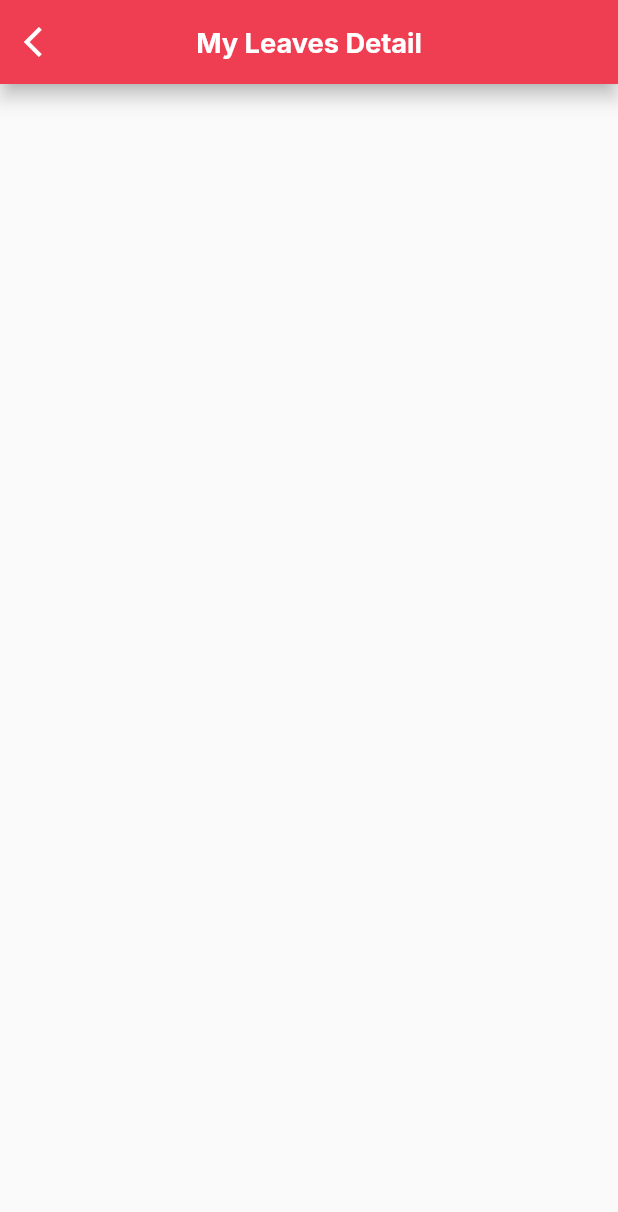
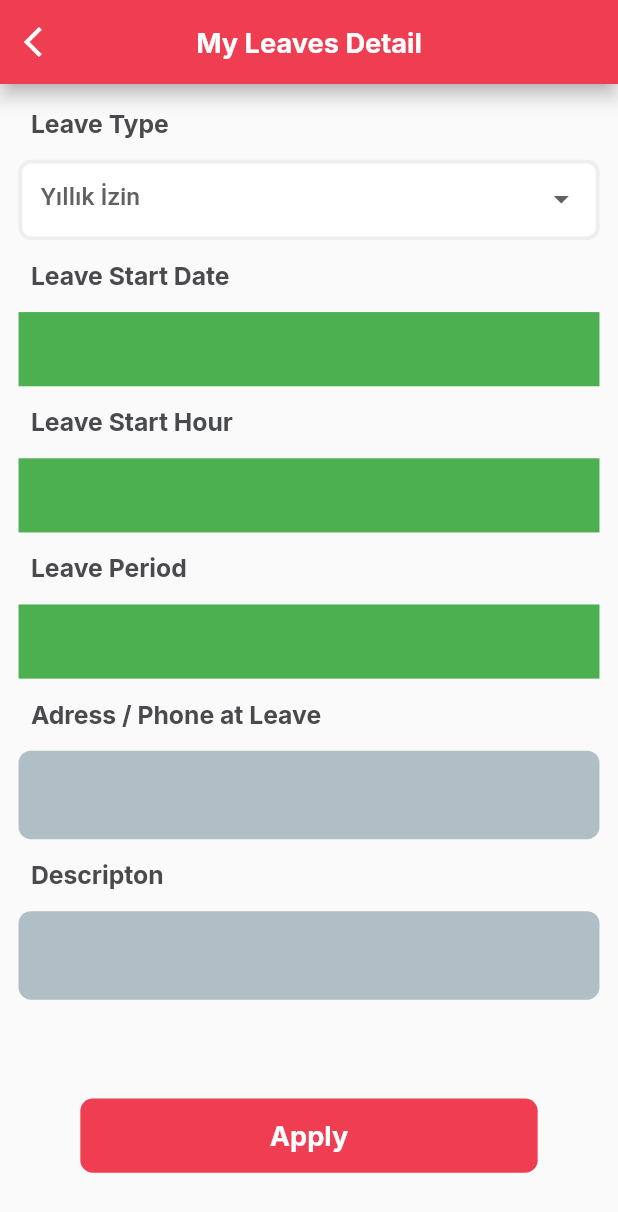
Before and after one commit to TarkanKara/Sun_IK_App, a Flutter app: the MyLeavesDetailView screen opened by its route, on a phone screen of 412 x 824 dp. Shown: the top 1212 px of the screen. Run offline on Flutter 3.47's test engine with Material 2 defaults, Android fonts, the phone set to English and light mode, and no system bars; our stand-ins replace get, get_storage, google_fonts, responsive_sizer, share_plus; missing offline and left inert: open_file_plus, syncfusion_flutter_pdfviewer; accounts and stored records are empty.

Commit message:
myLeavesDetail || UI on progress

```diff
--- a/lib/app/modules/my_leaves_detail/my_leaves_detail_controller.dart
+++ b/lib/app/modules/my_leaves_detail/my_leaves_detail_controller.dart
@@ -13,4 +13,25 @@ class MyLeavesDetailController extends GetxController {
     print("MyLeaves Detail Yüklendi");
     super.onInit();
   }
+
+ RxString leaveTypeDropdownValue =  "Yıllık İzin".obs;
+ dropDownValues(String value) {
+    leaveTypeDropdownValue.value = value;
+  }
+
+  RxList<String> company = [
+    "Yıllık İzin",
+    "İdari İzin",
+    "Ücretsiz İzin",
+    "Nikah + Düğün",
+    "Eşin Doğum Yapması",
+    "Çocuğun Evlenmesi Halinde",
+    "Çocuğun Sünneti",
+    "Yangın,Sel,Deprem Vb Doğal Afet Halinde",
+    "Çalışanın Eşi Veya Çocuğunun Ölümü Halinde",
+    "Anne Baba Kardeş Ölümü Halinde",
+    "Torun Büyükanne Büyükbaba Ölümü Halinde",
+    "Eşin Anne Ve Babasının Ölümü Halinde",
+  ].obs;
+
 }
--- a/lib/app/modules/my_leaves_detail/my_leaves_detail_view.dart
+++ b/lib/app/modules/my_leaves_detail/my_leaves_detail_view.dart
@@ -3,6 +3,8 @@ import 'package:get/get.dart';
 import 'package:google_fonts/google_fonts.dart';
 import 'package:responsive_sizer/responsive_sizer.dart';
 import 'package:sun_ik_app/app/modules/my_leaves_detail/my_leaves_detail_controller.dart';
+import 'package:sun_ik_app/app/widgets/my_leaves_details_widgets.dart';
+import 'package:sun_ik_app/utils/const.dart';
 
 class MyLeavesDetailView extends GetView<MyLeavesDetailController> {
   const MyLeavesDetailView({super.key});
@@ -28,8 +30,125 @@ class MyLeavesDetailView extends GetView<MyLeavesDetailController> {
               fontWeight: FontWeight.w700),
         ),
       ),
-      body: Column(
-        children: const [],
+      body: SingleChildScrollView(
+        child: Padding(
+          padding: EdgeInsets.only(left: 3.w, right: 3.w, top: 1.h),
+          child: Expanded(
+            child: Column(
+              mainAxisAlignment: MainAxisAlignment.start,
+              crossAxisAlignment: CrossAxisAlignment.start,
+              children: [
+                Padding(
+                  padding: EdgeInsets.only(left: 2.w, top: 1.h),
+                  child: Text(
+                    "Leave Type",
+                    style: GoogleFonts.inter(
+                        color: Const.BASLIKTEXTCOLOR,
+                        fontWeight: FontWeight.w700,
+                        fontSize: 2.h),
+                  ),
+                ),
+                LeaveTypeDropDownMenu(),
+                Padding(
+                  padding: EdgeInsets.only(left: 2.w),
+                  child: Text(
+                    "Leave Start Date",
+                    style: GoogleFonts.inter(
+                        color: Const.BASLIKTEXTCOLOR,
+                        fontWeight: FontWeight.w700,
+                        fontSize: 2.h),
+                  ),
+                ),
+                Container(
+                  height: 6.h,
+                  width: 100.w,
+                  margin: EdgeInsets.symmetric(vertical: 1.7.h),
+                  color: Colors.green,
+                ),
+                Padding(
+                  padding: EdgeInsets.only(left: 2.w),
+                  child: Text(
+                    "Leave Start Hour",
+                    style: GoogleFonts.inter(
+                        color: Const.BASLIKTEXTCOLOR,
+                        fontWeight: FontWeight.w700,
+                        fontSize: 2.h),
+                  ),
+                ),
+                Container(
+                  height: 6.h,
+                  width: 100.w,
+                  margin: EdgeInsets.symmetric(vertical: 1.7.h),
+                  color: Colors.green,
+                ),
+                Padding(
+                  padding: EdgeInsets.only(left: 2.w),
+                  child: Text(
+                    "Leave Period",
+                    style: GoogleFonts.inter(
+                        color: Const.BASLIKTEXTCOLOR,
+                        fontWeight: FontWeight.w700,
+                        fontSize: 2.h),
+                  ),
+                ),
+                Container(
+                  height: 6.h,
+                  width: 100.w,
+                  margin: EdgeInsets.symmetric(vertical: 1.7.h),
+                  color: Colors.green,
+                ),
+                Padding(
+                  padding: EdgeInsets.only(left: 2.w),
+                  child: Text(
+                    "Adress / Phone at Leave",
+                    style: GoogleFonts.inter(
+                        color: Const.BASLIKTEXTCOLOR,
+                        fontWeight: FontWeight.w700,
+                        fontSize: 2.h),
+                  ),
+                ),
+                Padding(
+                  padding: EdgeInsets.only(top: 1.7.h),
+                  child: const TextFormFieldLeavesWidget(),
+                ),
+                Padding(
+                  padding: EdgeInsets.only(left: 2.w,top: 1.7.h),
+                  child: Text(
+                    "Descripton",
+                    style: GoogleFonts.inter(
+                        color: Const.BASLIKTEXTCOLOR,
+                        fontWeight: FontWeight.w700,
+                        fontSize: 2.h),
+                  ),
+                ),
+                Padding(
+                  padding: EdgeInsets.only(top: 1.7.h),
+                  child: const TextFormFieldLeavesWidget(),
+                ),
+                GestureDetector(
+                  onTap: () {},
+                  child: Container(
+                    height: 6.h,
+                    width: 100.w,
+                    margin:
+                        EdgeInsets.only(top: 8.h, left: 10.w,right: 10.w),
+                    decoration: BoxDecoration(
+                        borderRadius: BorderRadius.circular(2.w),
+                        color: const Color(0xffEF3E52)),
+                    child: Center(
+                        child: Text(
+                      "Apply",
+                      style: GoogleFonts.inter(
+                          color: Colors.white,
+                          fontSize: 2.2.h,
+                          fontWeight: FontWeight.w700),
+                    )),
+                  ),
+                ),
+              ],
+            ),
+          ),
+        ),
       ),
     );
   }
--- /dev/null
+++ b/lib/app/widgets/my_leaves_details_widgets.dart
@@ -0,0 +1,74 @@
+import 'package:flutter/material.dart';
+import 'package:get/get.dart';
+import 'package:responsive_sizer/responsive_sizer.dart';
+import 'package:sun_ik_app/app/modules/my_leaves_detail/my_leaves_detail_controller.dart';
+
+class LeaveTypeDropDownMenu extends GetView<MyLeavesDetailController> {
+  const LeaveTypeDropDownMenu({super.key});
+
+  @override
+  Widget build(BuildContext context) {
+    return Obx(
+      () => Container(
+        height: 6.5.h,
+        width: 100.w,
+        margin: EdgeInsets.symmetric(vertical: 1.7.h),
+        decoration: BoxDecoration(
+          color: Colors.white,
+          borderRadius: BorderRadius.circular(2.w),
+          border: Border.all(color: const Color(0xffeeeeee), width: .6.w),
+        ),
+        child: DropdownButton<String>(
+          value: controller.leaveTypeDropdownValue.value,
+          underline: const SizedBox(),
+          style: const TextStyle(color: Colors.black),
+          onChanged: (String? value) {
+            controller.leaveTypeDropdownValue.value = value!;
+          },
+          items:
+              controller.company.map<DropdownMenuItem<String>>((String value) {
+            return DropdownMenuItem<String>(
+              value: value,
+              child: Padding(
+                padding: EdgeInsets.only(left: 3.w, bottom: .4.h),
+                child: Text(
+                  value,
+                  style: TextStyle(
+                      fontWeight: FontWeight.w500,
+                      fontSize: 2.h,
+                      color: const Color(0xff616161)),
+                ),
+              ),
+            );
+          }).toList(),
+        ),
+      ),
+    );
+  }
+}
+
+class TextFormFieldLeavesWidget extends StatelessWidget {
+  const TextFormFieldLeavesWidget({
+    super.key,
+  });
+
+  @override
+  Widget build(BuildContext context) {
+    return TextFormField(
+      maxLines: 30,
+      minLines: 1,
+      keyboardType: TextInputType.multiline,
+      decoration: InputDecoration(
+          border: InputBorder.none,
+          filled: true,
+          fillColor: const Color(0xffB0BEC5),
+          enabledBorder: OutlineInputBorder(
+              borderSide: const BorderSide(width: 0, color: Colors.transparent),
+              borderRadius: BorderRadius.circular(2.w)),
+          focusedBorder: OutlineInputBorder(
+            borderRadius: BorderRadius.circular(2.w),
+            borderSide: const BorderSide(width: 0, color: Colors.transparent),
+          )),
+    );
+  }
+}
```
